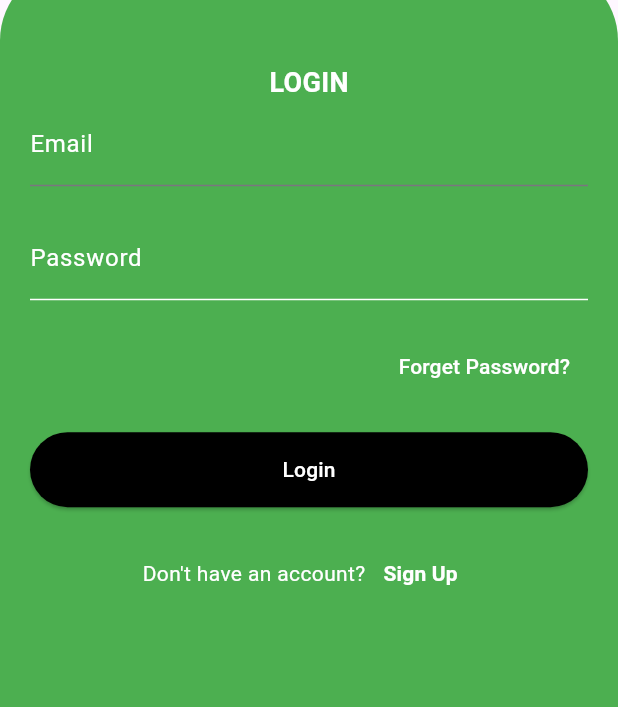
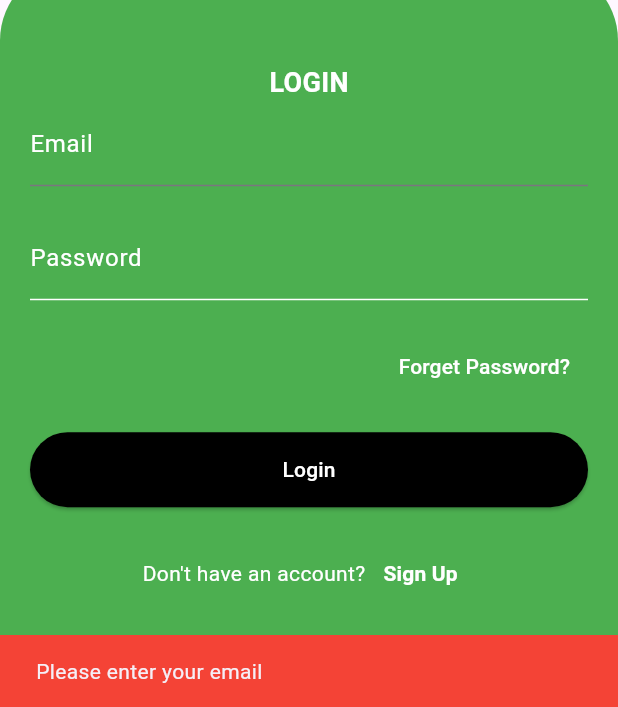
Before and after one commit to Vicky-koushal-2/Plantta, a Flutter app: the Login screen opened directly, after a tap on "Forget Password?", on a phone screen of 412 x 824 dp, the part 529-1236 px from its top. Run offline on Flutter 3.47's test engine with Material 3 defaults, Android fonts, the phone set to English and light mode, and no system bars; our stand-ins replace cloud_firestore, curved_navigation_bar, firebase_auth, firebase_core, firebase_storage, image_picker; accounts and stored records are empty.

Commit message:
Forget Pages

```diff
--- a/lib/pages/login.dart
+++ b/lib/pages/login.dart
@@ -13,30 +13,61 @@ class Login extends StatefulWidget {
 class _LoginState extends State<Login> {
   final FirebaseAuth _auth = FirebaseAuth.instance;
   final TextEditingController _emailController = TextEditingController();
-  final TextEditingController _paswwordController = TextEditingController();
+  final TextEditingController _passwordController = TextEditingController();
 
-  void _login() async{
-    try{
+  void _login() async {
+    try {
       final UserCredential userCredential = await _auth.signInWithEmailAndPassword(
+        email: _emailController.text,
+        password: _passwordController.text,
+      );
+      ScaffoldMessenger.of(context).showSnackBar(
+        SnackBar(content: Text("Login successful")),
+      );
+      Navigator.of(context).pushReplacement(
+        MaterialPageRoute(builder: (context) => BottomNavi()),
+      );
+    } catch (e) {
+      ScaffoldMessenger.of(context).showSnackBar(
+        SnackBar(content: Text("Failed to login: ${e.toString()}")),
+      );
+    }
+  }
+
+  Future<void> _resetPassword() async {
+    if (_emailController.text.isNotEmpty) { // Fixed condition
+      try {
+        await FirebaseAuth.instance.sendPasswordResetEmail(
           email: _emailController.text,
-          password: _paswwordController.text);
-ScaffoldMessenger.of(context).showSnackBar(SnackBar(content: Text("Login succesful")),);
-      Navigator.of(context).pushReplacement(
-          MaterialPageRoute(builder: (context) => BottomNavi()),
+        );
+        ScaffoldMessenger.of(context).showSnackBar(
+          SnackBar(
+            content: Text("Password reset email sent"),
+            backgroundColor: Colors.green,
+          ),
+        );
+      } catch (e) {
+        ScaffoldMessenger.of(context).showSnackBar(
+          SnackBar(
+            content: Text("Error: ${e.toString()}"),
+            backgroundColor: Colors.red,
+          ),
+        );
+      }
+    } else {
+      ScaffoldMessenger.of(context).showSnackBar(
+        SnackBar(
+          content: Text("Please enter your email"),
+          backgroundColor: Colors.red,
+        ),
       );
-
-    }
-    catch (e)
-    {
-      ScaffoldMessenger.of(context).showSnackBar(SnackBar(content: Text("Failed to login: ${e.toString()}")));
-
     }
   }
 
   @override
   Widget build(BuildContext context) {
     return Scaffold(
-      resizeToAvoidBottomInset: true, // Allows resizing when keyboard appears
+      resizeToAvoidBottomInset: true,
       body: SafeArea(
         child: SingleChildScrollView(
           child: Column(
@@ -53,7 +84,7 @@ ScaffoldMessenger.of(context).showSnackBar(SnackBar(content: Text("Login succesf
               ),
               // Bottom part with green background
               Container(
-                height: MediaQuery.of(context).size.height * 0.6, // Adjust height to fill the rest of the screen
+                height: MediaQuery.of(context).size.height * 0.6,
                 decoration: BoxDecoration(
                   color: Colors.green,
                   borderRadius: BorderRadius.only(
@@ -67,14 +98,18 @@ ScaffoldMessenger.of(context).showSnackBar(SnackBar(content: Text("Login succesf
                   mainAxisAlignment: MainAxisAlignment.center,
                   children: [
                     Center(
-                      child: Container(
-                        child: Text("LOGIN",style: TextStyle(color: Colors.white,fontWeight: FontWeight.bold,fontSize: 18),),
+                      child: Text(
+                        "LOGIN",
+                        style: TextStyle(
+                          color: Colors.white,
+                          fontWeight: FontWeight.bold,
+                          fontSize: 18,
+                        ),
                       ),
                     ),
                     // Email TextField
                     TextField(
                       controller: _emailController,
-
                       decoration: InputDecoration(
                         labelText: "Email",
                         labelStyle: TextStyle(color: Colors.white),
@@ -88,7 +123,7 @@ ScaffoldMessenger.of(context).showSnackBar(SnackBar(content: Text("Login succesf
                     SizedBox(height: 20),
                     // Password TextField
                     TextField(
-                      controller: _paswwordController,
+                      controller: _passwordController,
                       decoration: InputDecoration(
                         labelText: "Password",
                         labelStyle: TextStyle(color: Colors.white),
@@ -108,9 +143,7 @@ ScaffoldMessenger.of(context).showSnackBar(SnackBar(content: Text("Login succesf
                     Align(
                       alignment: Alignment.centerRight,
                       child: TextButton(
-                        onPressed: () {
-                          // Handle forget password
-                        },
+                        onPressed: _resetPassword,
                         child: Text(
                           "Forget Password?",
                           style: TextStyle(color: Colors.white),
@@ -123,8 +156,6 @@ ScaffoldMessenger.of(context).showSnackBar(SnackBar(content: Text("Login succesf
                       width: double.infinity,
                       child: ElevatedButton(
                         onPressed: _login,
-                          // Handle login
-
                         style: ElevatedButton.styleFrom(
                           backgroundColor: Colors.black,
                           padding: EdgeInsets.symmetric(vertical: 15),
@@ -149,8 +180,7 @@ ScaffoldMessenger.of(context).showSnackBar(SnackBar(content: Text("Login succesf
                             onPressed: () {
                               // Navigate to sign up page
                               Navigator.of(context).push(
-                                MaterialPageRoute(
-                                    builder: (context) => Signup()),
+                                MaterialPageRoute(builder: (context) => Signup()),
                               );
                             },
                             child: Text(
@@ -163,7 +193,7 @@ ScaffoldMessenger.of(context).showSnackBar(SnackBar(content: Text("Login succesf
                           ),
                         ],
                       ),
-                    )
+                    ),
                   ],
                 ),
               ),
```
